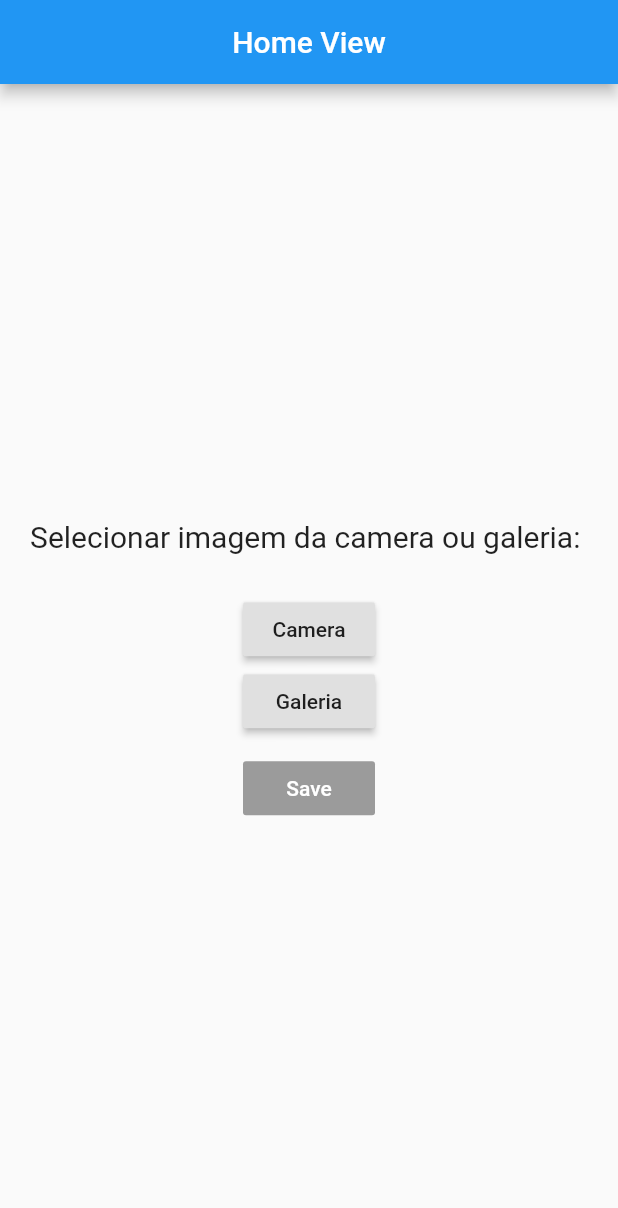
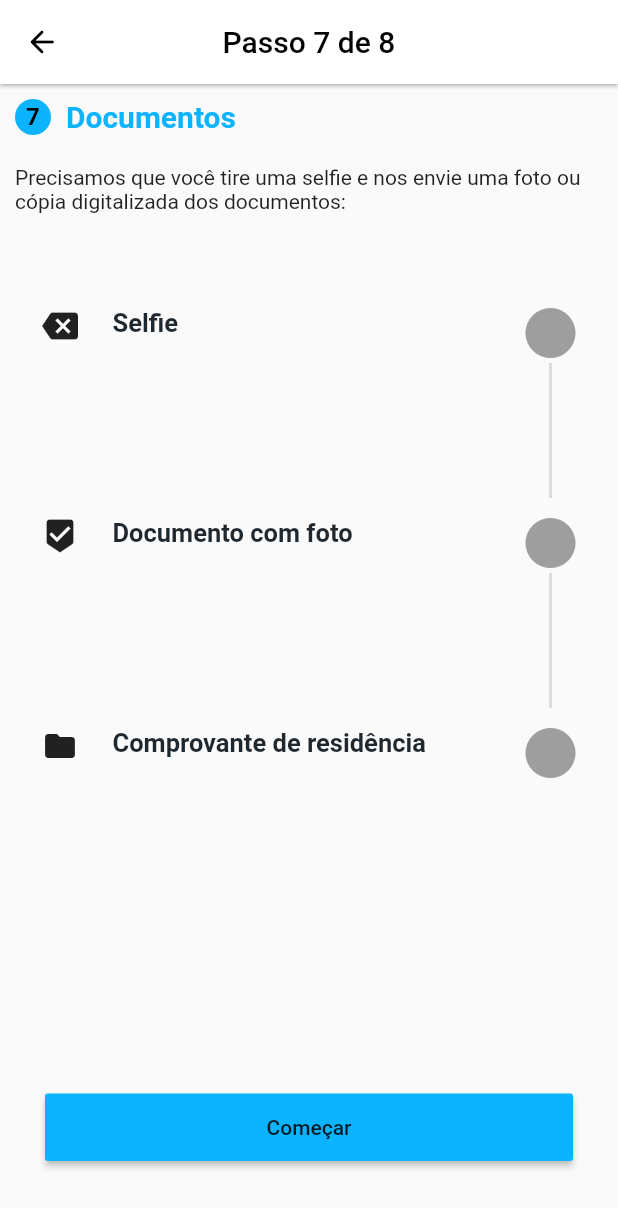
Before and after one commit to leoCardosoDev/flutter_getx_image_picker, a Flutter app: the screen it shows after launch, on a phone screen of 412 x 824 dp. Shown: the top 1208 px of the screen. Run offline on Flutter 3.47's test engine with Material 2 defaults, Android fonts, the phone set to English and light mode, and no system bars; our stand-ins replace get, image_picker; missing offline and left inert: aws_s3_upload; Roboto replaces fonts that are missing (Open-sans-regular).

Commit message:
feat: poc upload

```diff
--- a/lib/main.dart
+++ b/lib/main.dart
@@ -1,5 +1,6 @@
 import 'package:flutter/material.dart';
-import 'package:getx_upload/view/home_view.dart';
+import 'package:get/get.dart';
+import 'package:getx_upload/onboarding/upload_documents/view/documents_view.dart';
 
 void main() {
   runApp(MyApp());
@@ -8,13 +9,11 @@ void main() {
 class MyApp extends StatelessWidget {
   @override
   Widget build(BuildContext context) {
-    return MaterialApp(
-      title: 'Flutter Demo',
-      theme: ThemeData(
-        primarySwatch: Colors.blue,
-        visualDensity: VisualDensity.adaptivePlatformDensity,
-      ),
-      home: HomeView(),
+    return GetMaterialApp(
+      debugShowCheckedModeBanner: false,
+      theme: ThemeData(primaryColor: Color(0xFF0CB3FF)),
+      title: 'POC Upload',
+      home: DocumentsView(),
     );
   }
 }
--- a/lib/controller/home_controller.dart
+++ b/lib/onboarding/upload_documents/controller/home_controller.dart
@@ -1,6 +1,7 @@
 import 'dart:io';
 
 import 'package:flutter/material.dart';
+
 import 'package:get/get.dart';
 import 'package:image_picker/image_picker.dart';
 
--- /dev/null
+++ b/lib/onboarding/upload_documents/view/documents_view.dart
@@ -0,0 +1,184 @@
+import 'package:flutter/material.dart';
+import 'package:get/get.dart';
+import 'package:getx_upload/onboarding/upload_documents/view/selfie_explanation_view.dart';
+
+class DocumentsView extends StatelessWidget {
+  @override
+  Widget build(BuildContext context) {
+    final Color _primaryColor = Theme.of(context).primaryColor;
+
+    List<int> values = [0, 1, 2];
+
+    List<String> titles = [
+      'Selfie',
+      'Documento com foto',
+      'Comprovante de residência'
+    ];
+
+    List<Icon> icons = [
+      Icon(Icons.backspace),
+      Icon(Icons.beenhere),
+      Icon(Icons.folder)
+    ];
+
+    buildTopicTitle({String text}) {
+      return Container(
+        alignment: Alignment.centerLeft,
+        margin: EdgeInsets.only(top: 3),
+        child: Text(
+          text,
+          textAlign: TextAlign.left,
+          textDirection: TextDirection.ltr,
+          style: TextStyle(
+            fontSize: 17,
+            fontFamily: 'Open-sans-regular',
+            fontWeight: FontWeight.w600,
+            fontStyle: FontStyle.normal,
+            color: const Color(0xff1f272f),
+          ),
+        ),
+      );
+    }
+
+    buildProgress({String title, int index, int value}) {
+      return Row(
+        crossAxisAlignment: CrossAxisAlignment.start,
+        children: <Widget>[
+          Column(
+            children: <Widget>[
+              Container(
+                child: Center(
+                  child: Container(
+                    height: 30,
+                    width: 30,
+                    child: icons[index],
+                  ),
+                ),
+              ),
+              index == values.length - 1
+                  ? Container()
+                  : Container(
+                      height: 110,
+                      alignment: Alignment.center,
+                      child: Container(),
+                    ),
+            ],
+          ),
+          Flexible(
+            child: Container(
+              margin: EdgeInsets.fromLTRB(20, 0, 0, 0),
+              child: Column(
+                crossAxisAlignment: CrossAxisAlignment.center,
+                children: <Widget>[
+                  buildTopicTitle(text: title),
+                ],
+              ),
+            ),
+          ),
+          Column(
+            children: <Widget>[
+              Icon(
+                Icons.circle,
+                size: 40,
+                color: Colors.grey,
+              ),
+              index == values.length - 1
+                  ? Container()
+                  : Container(
+                      height: 90,
+                      alignment: Alignment.center,
+                      child: VerticalDivider(
+                        thickness: 2,
+                        width: 20,
+                      ),
+                    ),
+            ],
+          ),
+        ],
+      );
+    }
+
+    return Scaffold(
+      appBar: AppBar(
+        backgroundColor: Colors.white,
+        title: Text(
+          "Passo 7 de 8",
+          style: TextStyle(color: Colors.black),
+        ),
+        centerTitle: true,
+        elevation: 1,
+        leading: IconButton(
+          onPressed: () {},
+          icon: Icon(
+            Icons.arrow_back_rounded,
+            color: Colors.black,
+          ),
+        ),
+      ),
+      body: Container(
+        padding: EdgeInsets.all(10),
+        child: Column(
+          children: [
+            Row(
+              children: [
+                CircleAvatar(
+                  backgroundColor: _primaryColor,
+                  maxRadius: 12,
+                  child: Container(
+                    child: Text(
+                      '7',
+                      style: TextStyle(
+                        fontSize: 16,
+                        fontWeight: FontWeight.bold,
+                        color: Colors.black,
+                      ),
+                    ),
+                  ),
+                ),
+                SizedBox(width: 10),
+                Text(
+                  'Documentos',
+                  style: TextStyle(
+                    fontSize: 20,
+                    fontWeight: FontWeight.bold,
+                    color: _primaryColor,
+                  ),
+                ),
+              ],
+            ),
+            SizedBox(height: 20),
+            Text(
+                'Precisamos que você tire uma selfie e nos envie uma foto ou cópia digitalizada dos documentos:'),
+            SizedBox(height: 20),
+            Expanded(
+              child: ListView.builder(
+                  padding: EdgeInsets.fromLTRB(15, 40, 15, 40),
+                  itemCount: values.length,
+                  itemBuilder: (BuildContext context, int index) {
+                    print("$index");
+                    return buildProgress(
+                        title: '${titles[values[index]]}',
+                        index: index,
+                        value: values[index]);
+                  }),
+            ),
+            Container(
+              width: double.infinity,
+              height: 85,
+              padding: EdgeInsets.all(20),
+              child: RaisedButton(
+                onPressed: () {
+                  Get.to(SelfieExplanationView(),
+                      transition: Transition.fadeIn);
+                },
+                color: _primaryColor,
+                child: Text("Começar"),
+              ),
+            ),
+            SizedBox(height: 20)
+          ],
+        ),
+      ),
+    );
+  }
+}
```
Also changed, not shown: lib/onboarding/upload_documents/view/home_view.dart (renamed from lib/view/home_view.dart, +15 -2 lines), lib/onboarding/upload_documents/view/selfie_choose_view.dart (added, +111 -0 lines), lib/onboarding/upload_documents/view/selfie_explanation_view.dart (added, +126 -0 lines).
